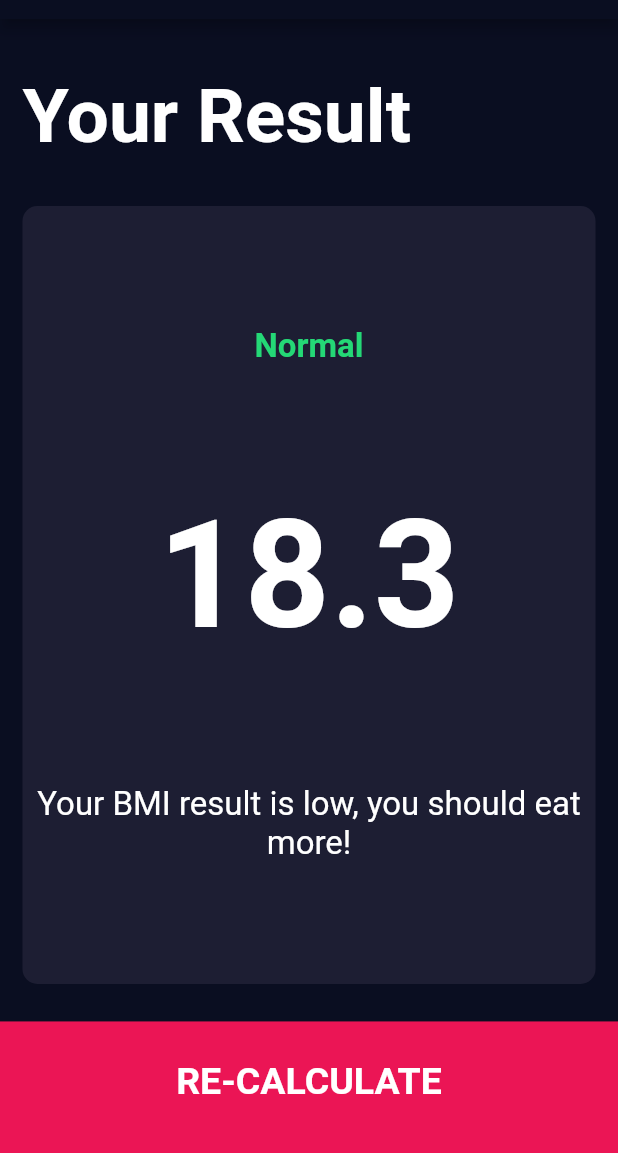
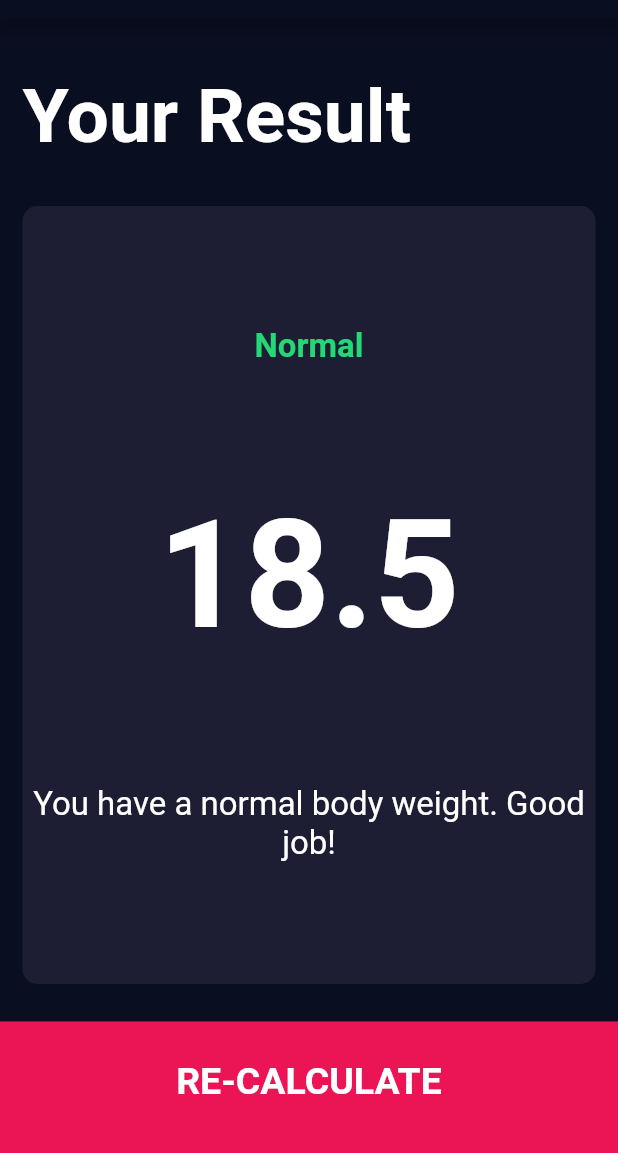
Before and after one commit to jvretamero/flutter-bootcamp-apps, a Flutter app: the screen it shows after launch, after a tap on "CALCULATE", on a phone screen of 412 x 824 dp, the part 65-1218 px from its top. Run offline on Flutter 3.47's test engine with Material 2 defaults, Android fonts, the phone set to English and light mode, and no system bars; our stand-ins replace audioplayers, font_awesome_flutter.

Commit message:
BMI - Result calculation

```diff
--- /dev/null
+++ b/bmi/lib/bmi_controller.dart
@@ -0,0 +1,38 @@
+import 'dart:math';
+
+class BMIController {
+  final int height;
+  final int weight;
+
+  BMIController({
+    required this.height,
+    required this.weight,
+  });
+
+  double? _bmi;
+  double get bmi {
+    return _bmi ?? (_bmi = weight / pow(height / 100, 2));
+  }
+
+  String get bmiAsText => bmi.toStringAsFixed(1);
+
+  String get result {
+    if (bmi >= 25) {
+      return 'Overweight';
+    } else if (bmi > 18.5) {
+      return 'Normal';
+    } else {
+      return 'Underweight';
+    }
+  }
+
+  String get interpretation {
+    if (bmi >= 25) {
+      return 'You have a higher than normal body weight. Try to exercise more.';
+    } else if (bmi > 18.5) {
+      return 'You have a normal body weight. Good job!';
+    } else {
+      return 'You have a lower than normal body weight. You can eat a bit more.';
+    }
+  }
+}
--- a/bmi/lib/pages/input_page.dart
+++ b/bmi/lib/pages/input_page.dart
@@ -1,6 +1,7 @@
 import 'package:flutter/material.dart';
 import 'package:font_awesome_flutter/font_awesome_flutter.dart';
 
+import '../bmi_controller.dart';
 import '../bmi_theme.dart';
 import '../components/bottom_button.dart';
 import '../components/card_container.dart';
@@ -55,9 +56,9 @@
   @override
   void initState() {
     selectedGender = Gender.male;
-    height = minHeight;
-    weight = 0;
-    age = 0;
+    height = 180;
+    weight = 60;
+    age = 20;
 
     super.initState();
   }
@@ -166,10 +167,19 @@
           BottomButton(
             text: 'CALCULATE',
             onTap: () {
+              var controller = BMIController(
+                weight: weight,
+                height: height.toInt(),
+              );
+
               Navigator.push(
                 context,
                 MaterialPageRoute(
-                  builder: (context) => const ResultsPage(),
+                  builder: (context) => ResultsPage(
+                    bmi: controller.bmiAsText,
+                    result: controller.result,
+                    interpretation: controller.interpretation,
+                  ),
                 ),
               );
             },
--- a/bmi/lib/pages/results_page.dart
+++ b/bmi/lib/pages/results_page.dart
@@ -5,7 +5,16 @@
 import '../components/card_container.dart';
 
 class ResultsPage extends StatelessWidget {
-  const ResultsPage({Key? key}) : super(key: key);
+  final String bmi;
+  final String result;
+  final String interpretation;
+
+  const ResultsPage({
+    Key? key,
+    required this.bmi,
+    required this.result,
+    required this.interpretation,
+  }) : super(key: key);
 
   @override
   Widget build(BuildContext context) {
@@ -33,17 +42,17 @@
               child: Column(
                 mainAxisAlignment: MainAxisAlignment.spaceEvenly,
                 crossAxisAlignment: CrossAxisAlignment.center,
-                children: const [
+                children: [
                   Text(
-                    'Normal',
+                    result,
                     style: BMITheme.resultTextStyle,
                   ),
                   Text(
-                    '18.3',
+                    bmi,
                     style: BMITheme.bmiTextStyle,
                   ),
                   Text(
-                    'Your BMI result is low, you should eat more!',
+                    interpretation,
                     textAlign: TextAlign.center,
                     style: BMITheme.bodyTextStyle,
                   ),
```
